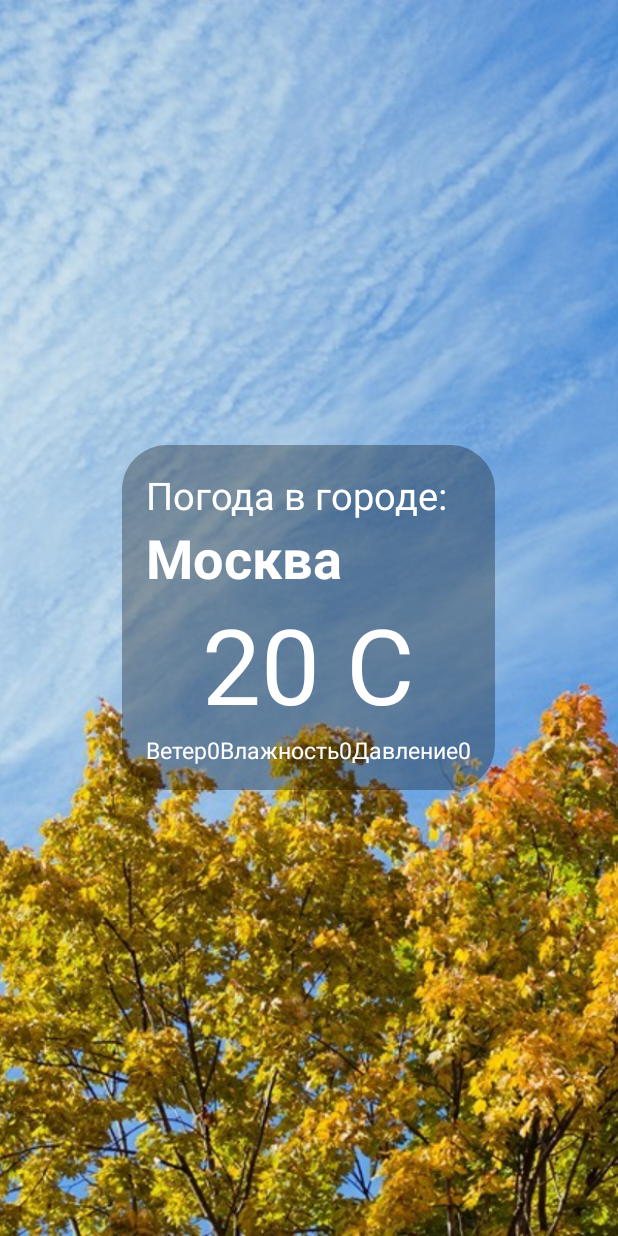
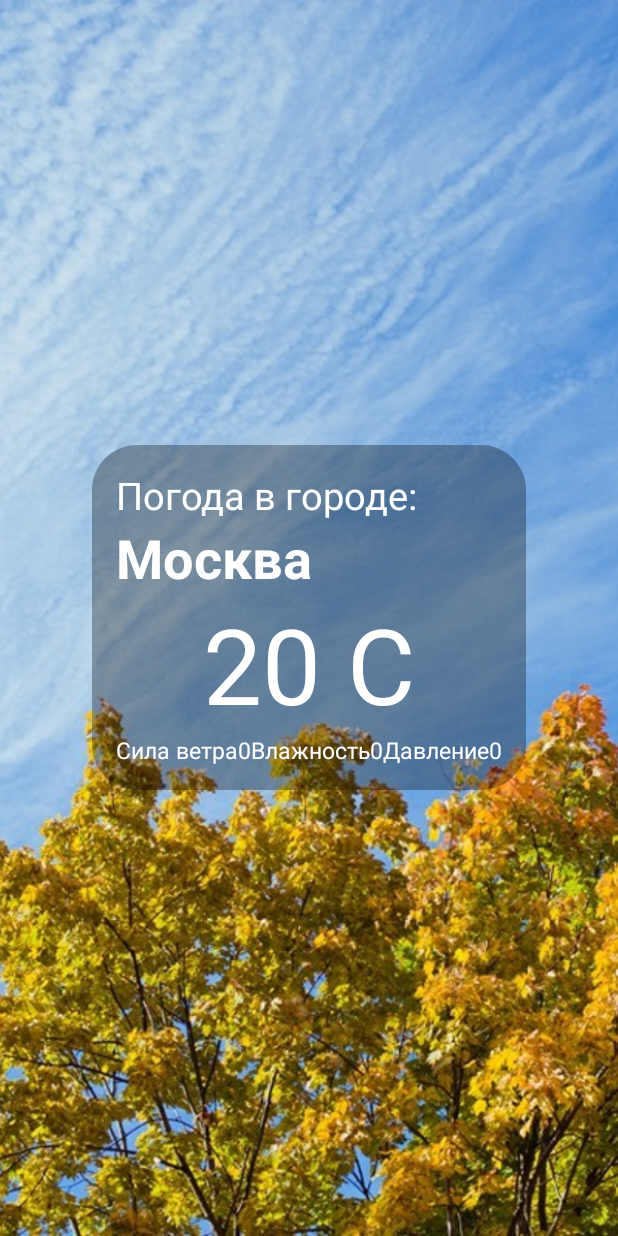
Before and after one commit to berbasovp/lesson01, an Android app: the layout activity_main2.xml on its own in the app's theme, with its tools: preview values and no code run, on a phone screen of 412 x 824 dp. Run offline under Robolectric (Android 15) with nearby library versions, the phone set to English and light mode, and no system bars.

Commit message:
Сделал поправки к прошлому заданию: 1) разбил Create 2) Уменьшил серость 3) сменил на более читаемые названия Сделал работу по заданию 4 1) Вынес текст в string 2) Установил через стиль элементы 3) картинка уже установлена с первого урока.

```diff
--- a/app/src/main/res/layout/activity_main2.xml
+++ b/app/src/main/res/layout/activity_main2.xml
@@ -13,18 +13,14 @@
         android:src="@drawable/fon" />
 
     <LinearLayout
+        style="@style/CenterBlock"
         android:layout_width="wrap_content"
-        android:layout_height="wrap_content"
-        android:layout_centerHorizontal="true"
-        android:layout_centerVertical="true"
-        android:background="@drawable/circle_ygl"
-        android:orientation="vertical"
-        android:padding="16dp">
+        android:layout_height="wrap_content">
 
         <TextView
             android:layout_width="wrap_content"
             android:layout_height="wrap_content"
-            android:text="Погода в городе:"
+            android:text="@string/weatherCity"
             android:textColor="#fff"
             android:textSize="25sp" />
 
@@ -52,51 +48,34 @@
 
             <TextView
                 android:id="@+id/windTitle"
-                android:layout_width="wrap_content"
-                android:layout_height="wrap_content"
-                android:text="Ветер"
-                android:textColor="#fff"
-                android:textSize="15sp" />
+
+                style="@style/HaracStyle"
+                android:text="@string/windPower" />
 
             <TextView
                 android:id="@+id/wind1"
-                android:layout_width="wrap_content"
-                android:layout_height="wrap_content"
-                android:text="0"
-                android:textColor="#fff"
-                android:textSize="15sp" />
+                style="@style/HaracStyle"
+                android:text="0" />
 
             <TextView
                 android:id="@+id/dampTitle"
-                android:layout_width="wrap_content"
-                android:layout_height="wrap_content"
-                android:text="Влажность"
-                android:textColor="#fff"
-                android:textSize="15sp" />
+                style="@style/HaracStyle"
+                android:text="@string/humidity" />
 
             <TextView
                 android:id="@+id/damp1"
-                android:layout_width="wrap_content"
-                android:layout_height="wrap_content"
-                android:text="0"
-                android:textColor="#fff"
-                android:textSize="15sp" />
+                style="@style/HaracStyle"
+                android:text="0" />
 
             <TextView
                 android:id="@+id/pressureTitle"
-                android:layout_width="wrap_content"
-                android:layout_height="wrap_content"
-                android:text="Давление"
-                android:textColor="#fff"
-                android:textSize="15sp" />
+                style="@style/HaracStyle"
+                android:text="@string/pressure" />
 
             <TextView
                 android:id="@+id/pressure1"
-                android:layout_width="wrap_content"
-                android:layout_height="wrap_content"
-                android:text="0"
-                android:textColor="#fff"
-                android:textSize="15sp" />
+                style="@style/HaracStyle"
+                android:text="0" />
 
         </LinearLayout>
     </LinearLayout>
--- a/app/src/main/res/values/strings.xml
+++ b/app/src/main/res/values/strings.xml
@@ -1,5 +1,10 @@
 <resources>
     <string name="app_name">Weather</string>
     <string name="mos">Москва</string>
-    <string name="des">Ветер, облачно, давление 745</string>
+    <string name="cityName">Название города</string>
+    <string name="findWeather">Узнать погоду в городе</string>
+    <string name="windPower">Сила ветра</string>
+    <string name="humidity">Влажность</string>
+    <string name="pressure">Давление</string>
+    <string name="weatherCity">Погода в городе:</string>
 </resources>
--- a/app/src/main/res/values/styles.xml
+++ b/app/src/main/res/values/styles.xml
@@ -7,5 +7,17 @@
         <item name="colorPrimaryDark">@color/colorPrimaryDark</item>
         <item name="colorAccent">@color/colorAccent</item>
     </style>
-
+    <style name="CenterBlock">
+        <item name="android:layout_centerHorizontal">true</item>
+        <item name="android:layout_centerVertical">true</item>
+        <item name="android:background">@drawable/circle_ygl</item>
+        <item name="android:orientation">vertical</item>
+        <item name="android:padding">16dp</item>
+    </style>
+    <style name="HaracStyle">
+        <item name="android:textColor">#fff</item>
+        <item name="android:textSize">15sp</item>
+       <item name="android:layout_width">wrap_content</item>
+        <item name="android:layout_height">wrap_content</item>
+    </style>
 </resources>
```
Also changed, not shown: app/src/main/java/com/berbasov/weather/Main2Activity.java (+18 -10 lines), app/src/main/java/com/berbasov/weather/MainActivity.java (+4 -16 lines), app/src/main/res/layout/activity_main.xml (+18 -23 lines), 1 other file.
